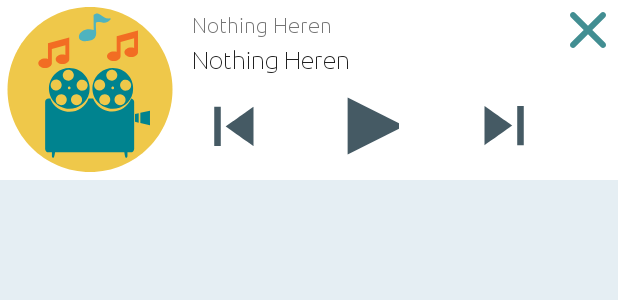
After one commit to fesskiev/MediaCenter2, an Android app: the layout notification_playback_big_layout.xml on its own in the app's theme, with its tools: preview values and no code run, on a phone screen of 412 x 824 dp. The commit adds this screen. Shown: the top 300 px of the screen. Run offline under Robolectric (Android 15) with nearby library versions, the phone set to English and light mode, and no system bars.

Commit message:
add notification playback layout

```diff
--- a/mobile/src/main/java/com/fesskiev/mediacenter/di/UtilsModule.kt
+++ b/mobile/src/main/java/com/fesskiev/mediacenter/di/UtilsModule.kt
@@ -29,7 +29,7 @@ class UtilsModule {
 
     @Provides
     @Singleton
-    fun provideNotificationUtils(context: Context): NotificationUtils = NotificationUtils(context)
+    fun provideNotificationUtils(context: Context, mediaPlayer: MediaPlayer): NotificationUtils = NotificationUtils(context, mediaPlayer)
 
     @Provides
     @Singleton
--- a/mobile/src/main/java/com/fesskiev/mediacenter/services/PlaybackService.kt
+++ b/mobile/src/main/java/com/fesskiev/mediacenter/services/PlaybackService.kt
@@ -3,6 +3,7 @@ package com.fesskiev.mediacenter.services
 import android.content.Intent
 import android.os.IBinder
 import com.fesskiev.mediacenter.receivers.HeadsetReceiver
+import com.fesskiev.mediacenter.utils.NotificationUtils
 import dagger.android.DaggerService
 import javax.inject.Inject
 
@@ -11,6 +12,10 @@ class PlaybackService : DaggerService() {
     @Inject
     @JvmField
     var receiver: HeadsetReceiver? = null
+
+    @Inject
+    @JvmField
+    var notificationUtils: NotificationUtils? = null
 
     override fun onCreate() {
         super.onCreate()
--- /dev/null
+++ b/mobile/src/main/res/layout/notification_playback_big_layout.xml
@@ -0,0 +1,98 @@
+<?xml version="1.0" encoding="utf-8"?>
+<RelativeLayout xmlns:android="http://schemas.android.com/apk/res/android"
+    xmlns:tools="http://schemas.android.com/tools"
+    android:layout_width="match_parent"
+    android:layout_height="wrap_content"
+    android:background="@color/white"
+    android:orientation="vertical">
+
+    <ImageView
+        android:id="@+id/notificationCover"
+        android:layout_width="120dp"
+        android:layout_height="120dp"
+        android:layout_alignParentStart="true"
+        android:layout_centerInParent="true"
+        android:contentDescription="@string/app_name"
+        android:scaleType="centerCrop"
+        tools:src="@drawable/ic_launch_splash" />
+
+    <LinearLayout
+        android:id="@+id/notificationInfoContainer"
+        android:layout_width="match_parent"
+        android:layout_height="wrap_content"
+        android:layout_alignTop="@+id/notificationCover"
+        android:layout_marginStart="8dp"
+        android:layout_toEndOf="@+id/notificationCover"
+        android:layout_toStartOf="@+id/notificationClose"
+        android:orientation="vertical">
+
+        <TextView
+            android:id="@+id/notificationArtist"
+            style="@style/NotificationBigArtistTextAppearance"
+            android:layout_width="match_parent"
+            android:layout_height="wrap_content"
+            android:layout_marginTop="8dp"
+            android:ellipsize="end"
+            android:maxLines="1"
+            tools:text="Nothing Heren" />
+
+        <TextView
+            android:id="@+id/notificationTitle"
+            style="@style/NotificationBigTitleTextAppearance"
+            android:layout_width="match_parent"
+            android:layout_height="wrap_content"
+            android:layout_marginTop="5dp"
+            android:ellipsize="end"
+            android:maxLines="1"
+            tools:text="Nothing Heren" />
+
+    </LinearLayout>
+
+    <RelativeLayout
+        android:layout_width="match_parent"
+        android:layout_height="wrap_content"
+        android:layout_alignBottom="@+id/notificationCover"
+        android:layout_margin="8dp"
+        android:layout_toEndOf="@+id/notificationCover"
+        android:layout_toStartOf="@+id/notificationClose">
+
+        <ImageView
+            android:id="@+id/notificationPrevious"
+            android:layout_width="wrap_content"
+            android:layout_height="wrap_content"
+            android:layout_alignParentStart="true"
+            android:layout_centerVertical="true"
+            android:contentDescription="@string/app_name"
+            android:src="@drawable/vd_music_previous" />
+
+        <com.fesskiev.mediacenter.widgets.buttons.PlayPauseButton
+            android:id="@+id/notificationPlayPause"
+            android:layout_width="40dp"
+            android:layout_height="40dp"
+            android:layout_centerInParent="true"
+            android:layout_centerVertical="true"
+            android:contentDescription="@string/app_name"/>
+
+        <ImageView
+            android:id="@+id/notificationNext"
+            android:layout_width="wrap_content"
+            android:layout_height="wrap_content"
+            android:layout_alignParentEnd="true"
+            android:layout_centerVertical="true"
+            android:contentDescription="@string/app_name"
+            android:src="@drawable/vd_music_next" />
+
+    </RelativeLayout>
+
+    <ImageView
+        android:id="@+id/notificationClose"
+        android:layout_width="wrap_content"
+        android:layout_height="wrap_content"
+        android:layout_alignParentEnd="true"
+        android:layout_alignParentTop="true"
+        android:layout_margin="8dp"
+        android:contentDescription="@string/app_name"
+        android:scaleType="centerCrop"
+        android:src="@drawable/ic_close" />
+
+</RelativeLayout>
--- a/mobile/src/main/res/values/styles.xml
+++ b/mobile/src/main/res/values/styles.xml
@@ -183,4 +183,28 @@
         <item name="android:fontFamily">@font/ubuntu</item>
     </style>
 
+    <style name="NotificationBigTitleTextAppearance" parent="@android:style/TextAppearance">
+        <item name="android:textColor">@color/primary_text</item>
+        <item name="android:textSize">16sp</item>
+        <item name="android:fontFamily">@font/ubuntu</item>
+    </style>
+
+    <style name="NotificationBigArtistTextAppearance" parent="@android:style/TextAppearance">
+        <item name="android:textColor">@color/secondary_text</item>
+        <item name="android:textSize">14sp</item>
+        <item name="android:fontFamily">@font/ubuntu</item>
+    </style>
+
+    <style name="NotificationTitleTextAppearance" parent="@android:style/TextAppearance">
+        <item name="android:textColor">@color/primary_text</item>
+        <item name="android:textSize">14sp</item>
+        <item name="android:fontFamily">@font/ubuntu</item>
+    </style>
+
+    <style name="NotificationArtistTextAppearance" parent="@android:style/TextAppearance">
+        <item name="android:textColor">@color/secondary_text</item>
+        <item name="android:textSize">12sp</item>
+        <item name="android:fontFamily">@font/ubuntu</item>
+    </style>
+
 </resources>
```
Also changed, not shown: mobile/src/main/java/com/fesskiev/mediacenter/utils/NotificationUtils.kt (+7 -2 lines), mobile/src/main/res/layout/notification_playback_layout.xml (added, +93 -0 lines).
